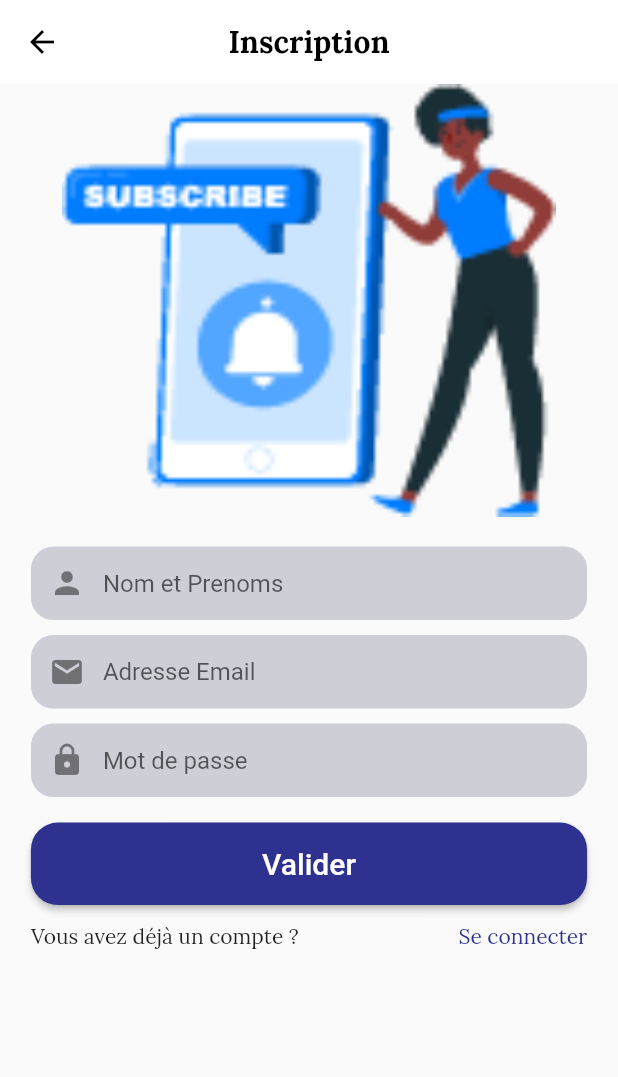
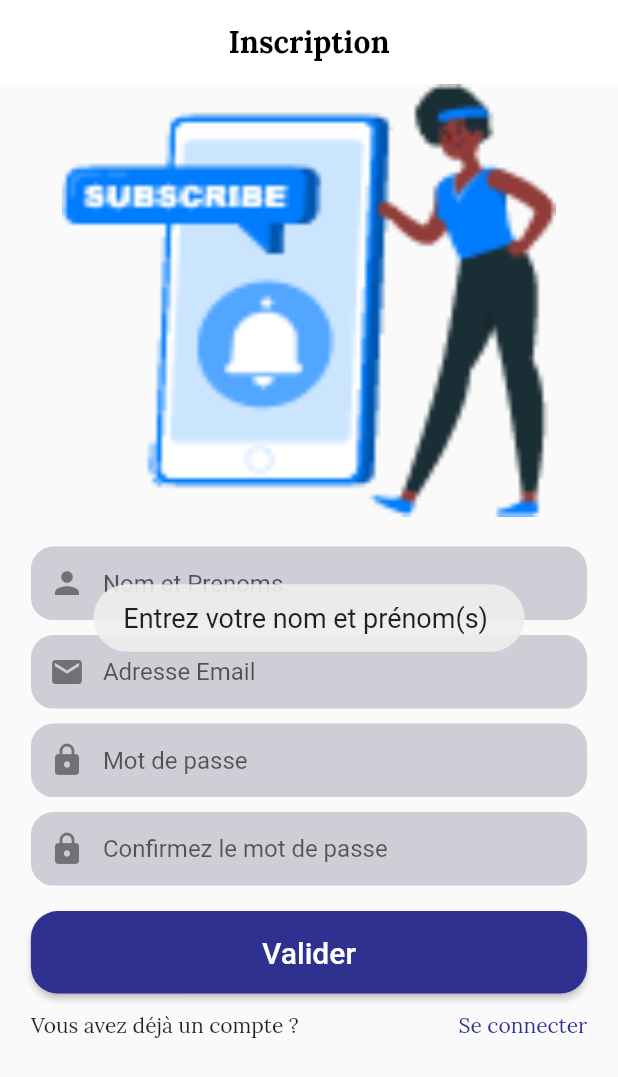
Before and after one commit to FROST066/e-Stock, a Flutter app: the SignUpScreen screen opened directly, after a tap on "Valider", on a phone screen of 412 x 824 dp. Shown: the top 1077 px of the screen. Run offline on Flutter 3.47's test engine with Material 2 defaults, Android fonts, the light colour scheme and no system bars; our stand-ins replace fluttertoast, google_fonts, google_nav_bar, line_icons, otp_text_field, pie_chart.

Commit message:
Begin Navigation

```diff
--- a/lib/main.dart
+++ b/lib/main.dart
@@ -42,13 +42,13 @@ class MyApp extends StatelessWidget {
           bodyText2: GoogleFonts.lora(),
         ),
       ),
-      home: const HomePage(),
+      // home: const HomePage(),
       // home: const HomePage(),
       // home: const Congrats(),
       // home: const ProvideNewMdp(),
       // home: const ProvideOtp(),
       // home: const GetEmail(),
-      // home: const SignUpScreen(),
+      home: const SignUpScreen(),
       // home: const LoginPage(),
       // home: const FirstPage(),
       // home: const Splash(),
--- a/lib/other/styles.dart
+++ b/lib/other/styles.dart
@@ -23,7 +23,7 @@ ButtonStyle customStyle = ButtonStyle(
       borderRadius: BorderRadius.circular(18.0),
     )),
     padding: MaterialStateProperty.all<EdgeInsetsGeometry?>(
-        const EdgeInsets.symmetric(vertical: 20, horizontal: 12)),
+        const EdgeInsets.symmetric(vertical: 16, horizontal: 12)),
     foregroundColor: MaterialStateProperty.all<Color?>(appBlue),
     backgroundColor: MaterialStateProperty.all<Color?>(appGrey));
 
--- a/lib/screens/SignUpScreen.dart
+++ b/lib/screens/SignUpScreen.dart
@@ -1,3 +1,4 @@
+import 'package:e_stock/screens/FirstPage.dart';
 import 'package:e_stock/widgets/CustomTextFormField.dart';
 import 'package:flutter/material.dart';
 import 'package:fluttertoast/fluttertoast.dart';
@@ -17,6 +18,7 @@ class _SignUpScreenState extends State<SignUpScreen> {
   final nameController = TextEditingController();
   final emailController = TextEditingController();
   final mdpController = TextEditingController();
+  final confimedMdpController = TextEditingController();
 
   @override
   Widget build(BuildContext context) {
@@ -55,6 +57,12 @@ class _SignUpScreenState extends State<SignUpScreen> {
                       hintText: "Mot de passe",
                       prefixIcon: Icons.lock_rounded,
                       obscureText: true,
+                    ),
+                    CustomTextFormField(
+                      controller: confimedMdpController,
+                      hintText: "Confirmez le mot de passe",
+                      prefixIcon: Icons.lock_rounded,
+                      obscureText: true,
                     )
                   ],
                 )),
@@ -68,9 +76,7 @@ class _SignUpScreenState extends State<SignUpScreen> {
                     margin: const EdgeInsets.symmetric(vertical: 12),
                     child: ElevatedButton(
                       style: defaultStyle,
-                      onPressed: () {
-                        if (formKey.currentState!.validate()) {}
-                      },
+                      onPressed: () => showMissing(),
                       child: const Text("Valider"),
                     ),
                   ),
@@ -92,17 +98,32 @@ class _SignUpScreenState extends State<SignUpScreen> {
 
   void showMissing() {
     String msg = "";
-    if (emailController.text == "" || !emailController.text.contains('@')) {
+    if (nameController.text == "") {
+      msg = "Entrez votre nom et prénom(s) ";
+    } else if (emailController.text == "" ||
+        !emailController.text.contains('@')) {
       msg = "Entrez un email valide";
     } else if (mdpController.text == "") {
       msg = "Entrez un mot de passe valide";
+    } else if (confimedMdpController.text == "") {
+      msg = "Confirmez le mot de passe ";
+    } else if (confimedMdpController.text != mdpController.text) {
+      msg = "Les 2 mots de passe ne correspondent pas";
+    } else {
+      //traitement
+      Navigator.pushAndRemoveUntil(
+          context,
+          MaterialPageRoute(builder: (ctx) => const FirstPage()),
+          (route) => false);
     }
     //Don't work on Linux
-    Fluttertoast.showToast(
-      msg: msg,
-      fontSize: 18,
-      toastLength: Toast.LENGTH_LONG,
-      gravity: ToastGravity.BOTTOM,
-    );
+    if (msg != "") {
+      Fluttertoast.showToast(
+        msg: msg,
+        fontSize: 18,
+        toastLength: Toast.LENGTH_LONG,
+        gravity: ToastGravity.CENTER,
+      );
+    }
   }
 }
--- a/lib/screens/categoryItem/AddOrEditCategoryScreen.dart
+++ b/lib/screens/categoryItem/AddOrEditCategoryScreen.dart
@@ -92,7 +92,7 @@ class _AddOrEditCategoryScreenState extends State<AddOrEditCategoryScreen> {
         msg: "Entrez le nom de la catégorie",
         fontSize: 18,
         toastLength: Toast.LENGTH_LONG,
-        gravity: ToastGravity.BOTTOM,
+        gravity: ToastGravity.CENTER,
       );
     } else {
       //enregistrement
```
